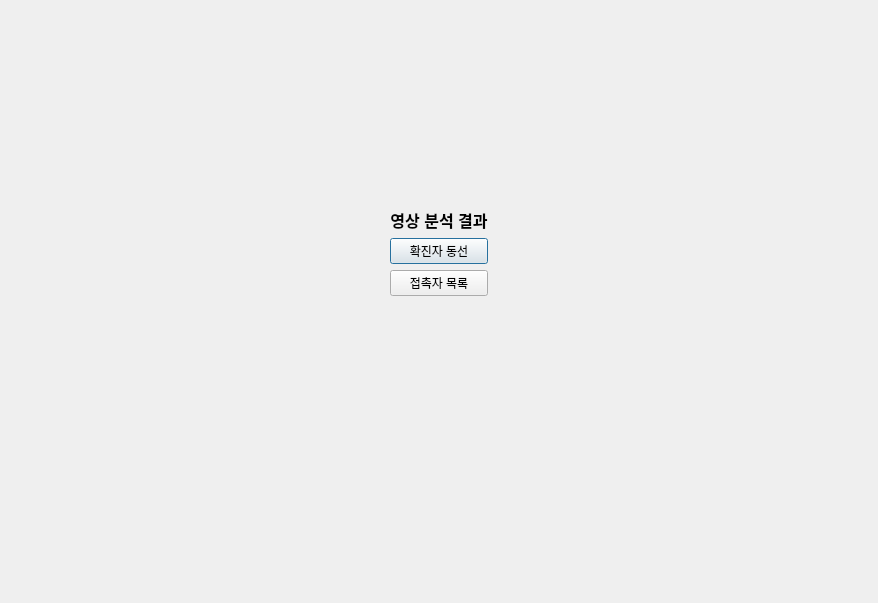
The window that UI/ui/resultList.ui (Adel-es/multi_covid19_cctv_analyzer) describes before a commit, drawn with Qt 5.
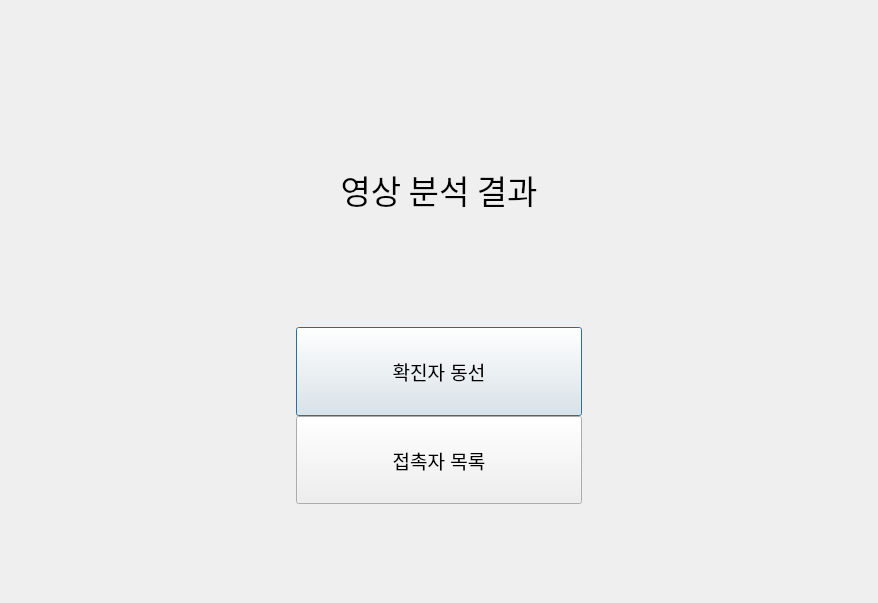
The same window after the commit.

Patch:
```diff
--- a/UI/ui/resultList.ui
+++ b/UI/ui/resultList.ui
@@ -13,9 +13,35 @@
   <property name="windowTitle">
    <string>Dialog</string>
   </property>
-  <layout class="QGridLayout" name="gridLayout">
-   <item row="3" column="2">
-    <spacer name="horizontalSpacer_2">
+  <layout class="QGridLayout" name="gridLayout" rowstretch="1,1,1,0,2,0,1" columnstretch="1,1,1">
+   <item row="6" column="1">
+    <spacer name="verticalSpacer_3">
+     <property name="orientation">
+      <enum>Qt::Vertical</enum>
+     </property>
+     <property name="sizeHint" stdset="0">
+      <size>
+       <width>20</width>
+       <height>40</height>
+      </size>
+     </property>
+    </spacer>
+   </item>
+   <item row="0" column="1">
+    <spacer name="verticalSpacer_4">
+     <property name="orientation">
+      <enum>Qt::Vertical</enum>
+     </property>
+     <property name="sizeHint" stdset="0">
+      <size>
+       <width>20</width>
+       <height>40</height>
+      </size>
+     </property>
+    </spacer>
+   </item>
+   <item row="4" column="0">
+    <spacer name="horizontalSpacer">
      <property name="orientation">
       <enum>Qt::Horizontal</enum>
      </property>
@@ -27,7 +53,69 @@
      </property>
     </spacer>
    </item>
-   <item row="2" column="1">
+   <item row="4" column="1">
+    <layout class="QVBoxLayout" name="verticalLayout" stretch="1,1">
+     <property name="spacing">
+      <number>0</number>
+     </property>
+     <item>
+      <widget class="QPushButton" name="showRootRsltBtn">
+       <property name="sizePolicy">
+        <sizepolicy hsizetype="Minimum" vsizetype="Expanding">
+         <horstretch>0</horstretch>
+         <verstretch>0</verstretch>
+        </sizepolicy>
+       </property>
+       <property name="font">
+        <font>
+         <pointsize>14</pointsize>
+        </font>
+       </property>
+       <property name="text">
+        <string>확진자 동선</string>
+       </property>
+       <property name="iconSize">
+        <size>
+         <width>16</width>
+         <height>16</height>
+        </size>
+       </property>
+      </widget>
+     </item>
+     <item>
+      <widget class="QPushButton" name="showContactorLstBtn">
+       <property name="sizePolicy">
+        <sizepolicy hsizetype="Minimum" vsizetype="Expanding">
+         <horstretch>0</horstretch>
+         <verstretch>0</verstretch>
+        </sizepolicy>
+       </property>
+       <property name="font">
+        <font>
+         <pointsize>14</pointsize>
+        </font>
+       </property>
+       <property name="text">
+        <string>접촉자 목록</string>
+       </property>
+      </widget>
+     </item>
+    </layout>
+   </item>
+   <item row="3" column="1">
+    <spacer name="verticalSpacer_2">
+     <property name="orientation">
+      <enum>Qt::Vertical</enum>
+     </property>
+     <property name="sizeHint" stdset="0">
+      <size>
+       <width>20</width>
+       <height>40</height>
+      </size>
+     </property>
+    </spacer>
+   </item>
+   <item row="1" column="1" rowspan="2">
     <widget class="QLabel" name="label">
      <property name="sizePolicy">
       <sizepolicy hsizetype="Preferred" vsizetype="Fixed">
@@ -35,63 +123,31 @@
        <verstretch>0</verstretch>
       </sizepolicy>
      </property>
+     <property name="font">
+      <font>
+       <family>-윤고딕310</family>
+       <pointsize>25</pointsize>
+      </font>
+     </property>
      <property name="text">
-      <string>&lt;html&gt;&lt;head/&gt;&lt;body&gt;&lt;p&gt;&lt;span style=&quot; font-size:12pt; font-weight:600;&quot;&gt;영상 분석 결과&lt;/span&gt;&lt;/p&gt;&lt;/body&gt;&lt;/html&gt;</string>
+      <string>영상 분석 결과</string>
+     </property>
+     <property name="scaledContents">
+      <bool>false</bool>
      </property>
      <property name="alignment">
       <set>Qt::AlignCenter</set>
      </property>
      <property name="margin">
-      <number>20</number>
+      <number>10</number>
+     </property>
+     <property name="indent">
+      <number>-1</number>
      </property>
     </widget>
    </item>
-   <item row="3" column="1">
-    <layout class="QVBoxLayout" name="verticalLayout">
-     <item>
-      <widget class="QPushButton" name="showRootRsltBtn">
-       <property name="text">
-        <string>확진자 동선</string>
-       </property>
-      </widget>
-     </item>
-     <item>
-      <widget class="QPushButton" name="showContactorLstBtn">
-       <property name="text">
-        <string>접촉자 목록</string>
-       </property>
-      </widget>
-     </item>
-    </layout>
-   </item>
-   <item row="1" column="1">
-    <spacer name="verticalSpacer">
-     <property name="orientation">
-      <enum>Qt::Vertical</enum>
-     </property>
-     <property name="sizeHint" stdset="0">
-      <size>
-       <width>20</width>
-       <height>40</height>
-      </size>
-     </property>
-    </spacer>
-   </item>
-   <item row="4" column="1">
-    <spacer name="verticalSpacer_2">
-     <property name="orientation">
-      <enum>Qt::Vertical</enum>
-     </property>
-     <property name="sizeHint" stdset="0">
-      <size>
-       <width>20</width>
-       <height>40</height>
-      </size>
-     </property>
-    </spacer>
-   </item>
-   <item row="3" column="0">
-    <spacer name="horizontalSpacer">
+   <item row="4" column="2">
+    <spacer name="horizontalSpacer_2">
      <property name="orientation">
       <enum>Qt::Horizontal</enum>
      </property>
@@ -103,45 +159,6 @@
      </property>
     </spacer>
    </item>
-   <item row="5" column="1">
-    <spacer name="verticalSpacer_3">
-     <property name="orientation">
-      <enum>Qt::Vertical</enum>
-     </property>
-     <property name="sizeHint" stdset="0">
-      <size>
-       <width>20</width>
-       <height>40</height>
-      </size>
-     </property>
-    </spacer>
-   </item>
-   <item row="0" column="1">
-    <spacer name="verticalSpacer_4">
-     <property name="orientation">
-      <enum>Qt::Vertical</enum>
-     </property>
-     <property name="sizeHint" stdset="0">
-      <size>
-       <width>20</width>
-       <height>40</height>
-      </size>
-     </property>
-    </spacer>
-   </item>
-   <item row="6" column="1">
-    <spacer name="verticalSpacer_5">
-     <property name="orientation">
-      <enum>Qt::Vertical</enum>
-     </property>
-     <property name="sizeHint" stdset="0">
-      <size>
-       <width>20</width>
-       <height>40</height>
-      </size>
-     </property>
-    </spacer>
-   </item>
   </layout>
  </widget>
  <resources/>
```
